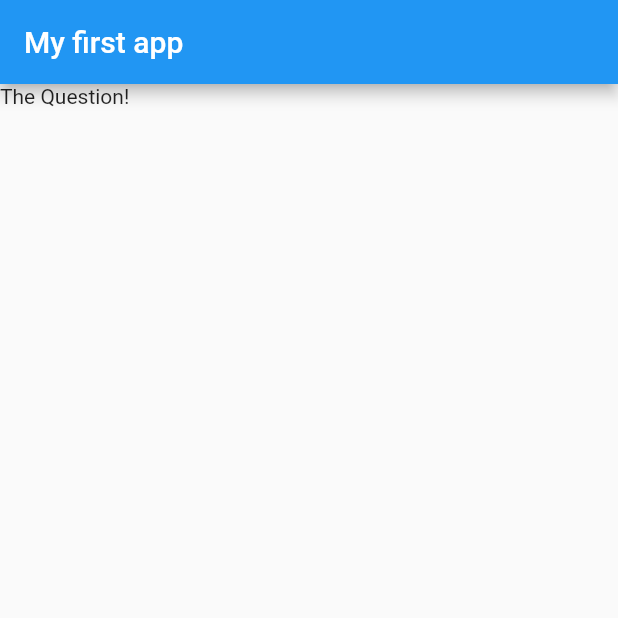
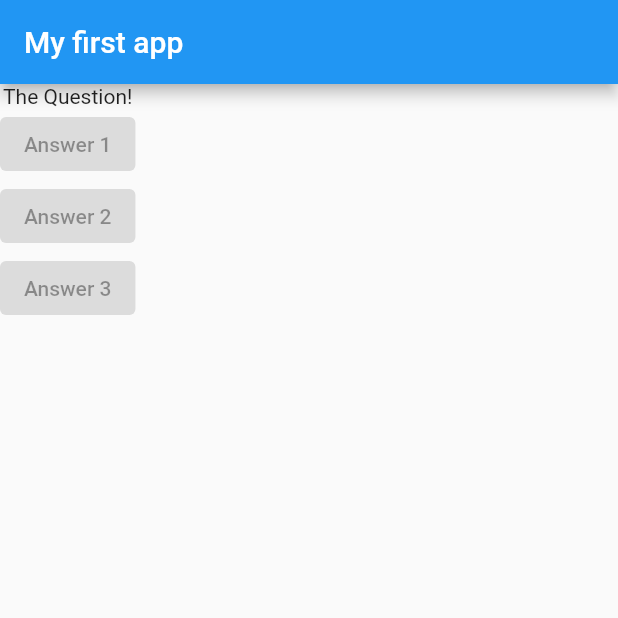
Before and after one commit to naimul-hasan-sabbir/flutter_Quiz_App, a Flutter app: the screen it shows after launch, on a phone screen of 412 x 824 dp, the top half of it. Run offline on Flutter 3.47's test engine with Material 2 defaults, Android fonts, the phone set to English and light mode, and no system bars.

Commit message:
added button

```diff
--- a/lib/main.dart
+++ b/lib/main.dart
@@ -16,7 +16,15 @@ class MyApp extends StatelessWidget {
           title: Text("My first app"),
         ),
         body: Column(
-          children: [Text('The Question!')],
+          children: [
+            Text('The Question!'),
+            ElevatedButton(
+              child: Text("Answer 1"),
+              onPressed: null,
+            ),
+            ElevatedButton(child: Text("Answer 2"), onPressed: null),
+            ElevatedButton(child: Text("Answer 3"), onPressed: null),
+          ],
         ),
       ),
     );
```
